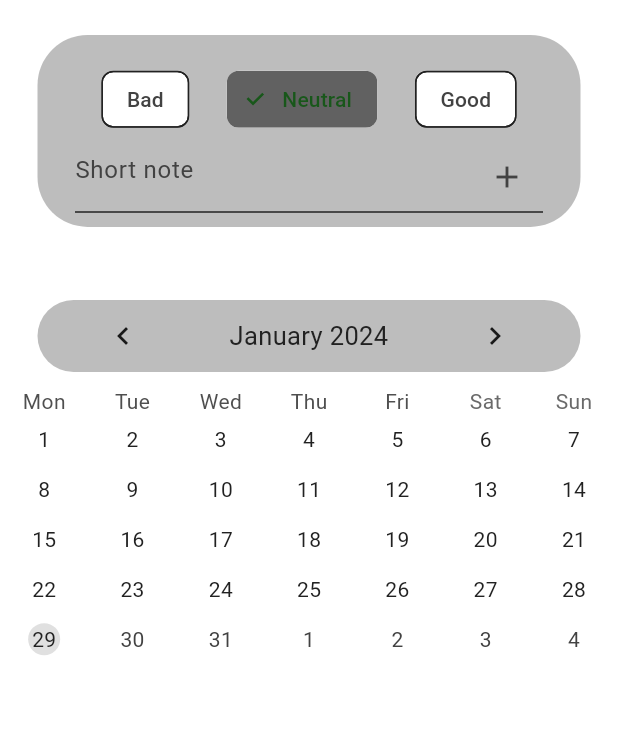
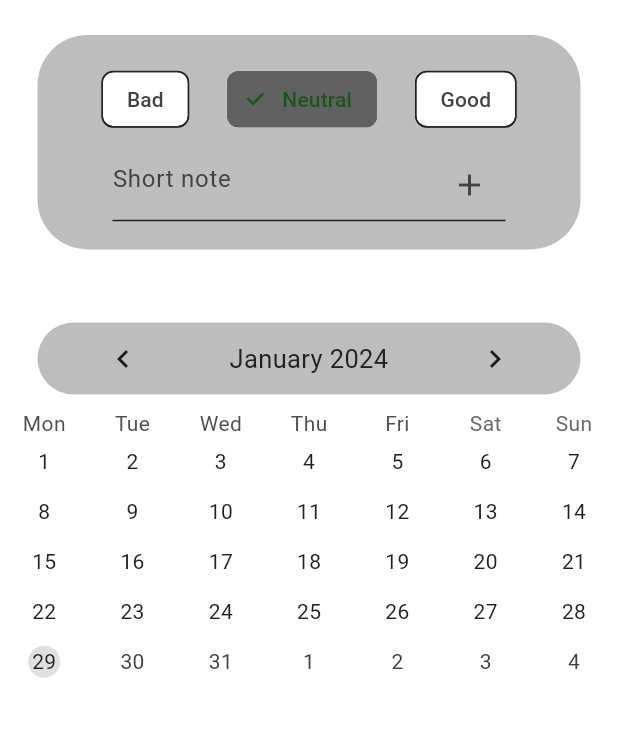
Before and after one commit to marek-musial/mini_journal_app, a Flutter app: the screen it shows after launch, on a phone screen of 412 x 824 dp, the part 63-800 px from its top. Run offline on Flutter 3.47's test engine with Material 2 defaults, Android fonts, the phone set to English and light mode, and no system bars; drawn by our look-alikes of table_calendar; our stand-ins replace bloc, flutter_bloc.

Commit message:
Add padding in mood_selection_widget

```diff
--- a/lib/app/features/mood/mood_page_widgets/mood_selection_widget.dart
+++ b/lib/app/features/mood/mood_page_widgets/mood_selection_widget.dart
@@ -68,10 +68,12 @@ class _MoodSelectionState extends State<MoodSelection> {
             ),
           ],
         ),
-        SizedBox(
-          height: screenHeight / 160,
+        Padding(
+          padding: EdgeInsets.symmetric(
+            vertical: screenHeight / 64,
+            horizontal: screenWidth / 32,
           ),
-        TextField(
+          child: TextField(
             controller: controller,
             decoration: InputDecoration(
               suffixIcon: IconButton(
@@ -90,6 +92,7 @@ class _MoodSelectionState extends State<MoodSelection> {
               currentNote = value;
             },
           ),
+        ),
       ],
     );
   }
```
Lines whose indentation alone changed are shown as unchanged.
